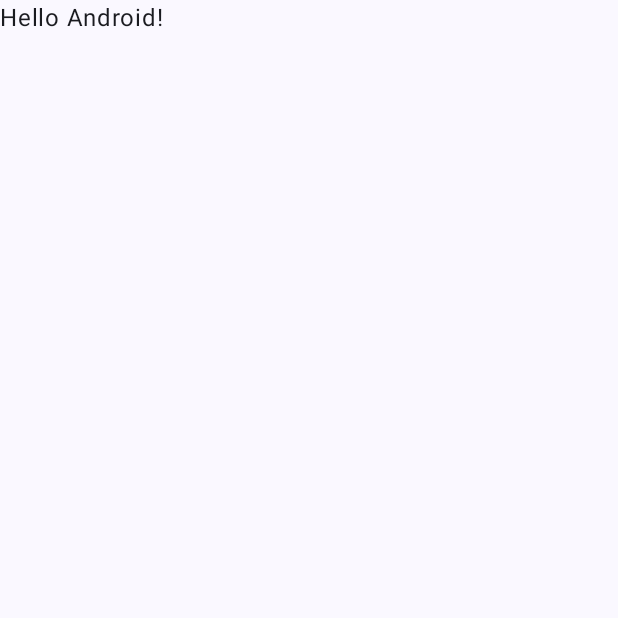
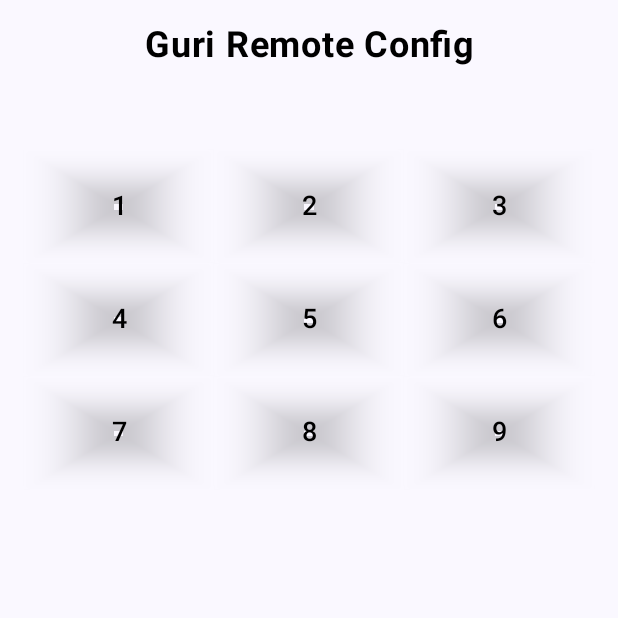
Before and after one commit to casper2341/GuriRemoteConfig, an Android app built with Jetpack Compose: the screen it shows after launch (MainActivity), on a phone screen of 412 x 824 dp, the top half of it. Before the commit the part shown is almost empty. Run offline under Robolectric (Android 15) with nearby library versions, the phone set to English and light mode, and no system bars; libraries missing offline, so code that uses them is left out: com.google.firebase.remoteconfig.

Commit message:
making keypad like ui

```diff
--- a/app/build.gradle.kts
+++ b/app/build.gradle.kts
@@ -71,4 +71,5 @@ dependencies {
     implementation(platform(libs.firebase.bom))
     implementation(libs.firebase.analytics)
     implementation(libs.firebase.config)
+    implementation("com.google.code.gson:gson:2.10.1")
 }
--- /dev/null
+++ b/app/src/main/java/com/guri/guriremoteconfig/KeyNames.kt
@@ -0,0 +1,5 @@
+package com.guri.guriremoteconfig
+
+enum class ConfigParam(val key: String) {
+    ONE("one")
+}
--- a/app/src/main/java/com/guri/guriremoteconfig/MainActivity.kt
+++ b/app/src/main/java/com/guri/guriremoteconfig/MainActivity.kt
@@ -7,10 +7,10 @@ import androidx.activity.enableEdgeToEdge
 import androidx.compose.foundation.layout.fillMaxSize
 import androidx.compose.foundation.layout.padding
 import androidx.compose.material3.Scaffold
-import androidx.compose.material3.Text
-import androidx.compose.runtime.Composable
 import androidx.compose.ui.Modifier
-import androidx.compose.ui.tooling.preview.Preview
+import androidx.compose.ui.unit.dp
+import androidx.lifecycle.ViewModelProvider
+import com.guri.guriremoteconfig.screens.RemoteConfigScreen
 import com.guri.guriremoteconfig.ui.theme.GuriRemoteConfigTheme
 
 class MainActivity : ComponentActivity() {
@@ -20,28 +20,12 @@ class MainActivity : ComponentActivity() {
         setContent {
             GuriRemoteConfigTheme {
                 Scaffold(modifier = Modifier.fillMaxSize()) { innerPadding ->
-                    Greeting(
-                        name = "Android",
-                        modifier = Modifier.padding(innerPadding)
-                    )
+                    val viewModel: RemoteConfigViewModel =
+                        ViewModelProvider(this)[RemoteConfigViewModel::class.java]
+                    RemoteConfigScreen(modifier = Modifier
+                        .padding(innerPadding))
                 }
             }
         }
     }
 }
-
-@Composable
-fun Greeting(name: String, modifier: Modifier = Modifier) {
-    Text(
-        text = "Hello $name!",
-        modifier = modifier
-    )
-}
-
-@Preview(showBackground = true)
-@Composable
-fun GreetingPreview() {
-    GuriRemoteConfigTheme {
-        Greeting("Android")
-    }
-}
--- /dev/null
+++ b/app/src/main/java/com/guri/guriremoteconfig/RemoteConfig.kt
@@ -0,0 +1,5 @@
+package com.guri.guriremoteconfig
+
+interface RemoteConfig {
+    fun getOneValue(): String
+}
--- /dev/null
+++ b/app/src/main/java/com/guri/guriremoteconfig/RemoteConfigImpl.kt
@@ -0,0 +1,57 @@
+package com.guri.guriremoteconfig
+
+import com.google.firebase.remoteconfig.FirebaseRemoteConfig
+import com.google.firebase.remoteconfig.FirebaseRemoteConfigSettings
+import com.google.gson.Gson
+import com.guri.guriremoteconfig.util.jsonToObjectOrNull
+import javax.inject.Singleton
+
+@Singleton
+class RemoteConfigImpl(
+    private val gson: Gson
+) : RemoteConfig {
+
+    private fun <T> read(param: ConfigParam, returnType: Class<T>): T? {
+        val value: Any? = when (returnType) {
+            String::class.java -> config.getString(param.key)
+            Boolean::class.java -> config.getBoolean(param.key)
+            Long::class.java -> config.getLong(param.key)
+            Int::class.java -> config.getLong(param.key).toInt()
+            Double::class.java -> config.getDouble(param.key)
+            Float::class.java -> config.getDouble(param.key).toFloat()
+            else -> {
+                val json = config.getString(param.key)
+                json.takeIf { it.isNotBlank() }?.let { gson.jsonToObjectOrNull(json, returnType) }
+            }
+        }
+        @Suppress("UNCHECKED_CAST")
+        return (value as? T)
+    }
+
+    private val config: FirebaseRemoteConfig = FirebaseRemoteConfig.getInstance().apply {
+        val configSettings = FirebaseRemoteConfigSettings.Builder()
+            .setMinimumFetchIntervalInSeconds(CONFIG_CACHE_EXPIRATION_SECONDS)
+            .build()
+        setConfigSettingsAsync(configSettings)
+        fetch(CONFIG_CACHE_EXPIRATION_SECONDS)
+            .addOnCompleteListener {
+                if (it.isSuccessful) {
+                    activate()
+                }
+            }
+    }
+
+    private inline fun <reified T> read(param: ConfigParam): T? = read(param, T::class.java)
+
+    override fun getOneValue(): String {
+        return read<String>(ConfigParam.ONE) ?: SOME_DEFAULT_VALUE
+    }
+
+    private companion object {
+        /**
+         * Config expiration interval 30 minutes.
+         */
+        private const val CONFIG_CACHE_EXPIRATION_SECONDS = 900L
+        private const val SOME_DEFAULT_VALUE = "Any default value"
+    }
+}
--- /dev/null
+++ b/app/src/main/java/com/guri/guriremoteconfig/RemoteConfigViewModel.kt
@@ -0,0 +1,15 @@
+package com.guri.guriremoteconfig
+
+import androidx.lifecycle.ViewModel
+import com.google.firebase.remoteconfig.FirebaseRemoteConfig
+import com.google.gson.Gson
+
+class RemoteConfigViewModel(
+) : ViewModel() {
+
+    val remoteConfigImpl: RemoteConfigImpl = RemoteConfigImpl(Gson())
+
+    fun getOneValue(): String = remoteConfigImpl.getOneValue()
+
+    fun getOneValueV2(): String = FirebaseRemoteConfig.getInstance().getString("one")
+}
--- /dev/null
+++ b/app/src/main/java/com/guri/guriremoteconfig/screens/RemoteConfigScreen.kt
@@ -0,0 +1,92 @@
+package com.guri.guriremoteconfig.screens
+
+import androidx.compose.foundation.background
+import androidx.compose.foundation.border
+import androidx.compose.foundation.layout.Arrangement
+import androidx.compose.foundation.layout.Column
+import androidx.compose.foundation.layout.Row
+import androidx.compose.foundation.layout.Spacer
+import androidx.compose.foundation.layout.fillMaxSize
+import androidx.compose.foundation.layout.fillMaxWidth
+import androidx.compose.foundation.layout.height
+import androidx.compose.foundation.layout.padding
+import androidx.compose.foundation.shape.RoundedCornerShape
+import androidx.compose.material3.Text
+import androidx.compose.runtime.Composable
+import androidx.compose.ui.Alignment
+import androidx.compose.ui.Modifier
+import androidx.compose.ui.draw.shadow
+import androidx.compose.ui.graphics.Color
+import androidx.compose.ui.text.font.FontWeight
+import androidx.compose.ui.text.style.TextAlign
+import androidx.compose.ui.unit.dp
+import androidx.compose.ui.unit.sp
+import com.guri.guriremoteconfig.util.bounceClick
+
+@Composable
+fun RemoteConfigScreen(modifier: Modifier = Modifier) {
+    Column(modifier = modifier.padding(16.dp)) {
+        Text(
+            text = "Guri Remote Config",
+            fontSize = 24.sp,
+            fontWeight = FontWeight.Bold,
+            color = Color.Black,
+            textAlign = TextAlign.Center,
+            modifier = Modifier.fillMaxWidth()
+        )
+        Spacer(modifier = Modifier.padding(8.dp))
+        Text(text = "")
+        Spacer(modifier = Modifier.padding(8.dp))
+        KeyPad()
+    }
+}
+
+@Composable
+fun KeyPad(modifier: Modifier = Modifier) {
+    val numbers = listOf(
+        listOf("1", "2", "3"),
+        listOf("4", "5", "6"),
+        listOf("7", "8", "9")
+    )
+    Column(
+        modifier = Modifier.fillMaxSize(),
+        horizontalAlignment = Alignment.CenterHorizontally
+    ) {
+        numbers.forEach { row ->
+            Row(
+                modifier = Modifier.fillMaxWidth(),
+                horizontalArrangement = Arrangement.SpaceEvenly
+            ) {
+                row.forEach { number ->
+                    KeyPadItem(
+                        number = number,
+                        modifier = Modifier
+                            .bounceClick()
+                            .weight(1f)
+                            .height(75.dp)
+                            .shadow(
+                                elevation = 1.dp, // Shadow elevation
+                                shape = RoundedCornerShape(3), // Shape of the shadow
+                                clip = false,
+                                ambientColor = Color.Gray,
+                                spotColor = Color.Black
+                            )
+                            .background(color = Color.Transparent)
+                    )
+                }
+            }
+        }
+    }
+}
+
+@Composable
+fun KeyPadItem(modifier: Modifier = Modifier, number: String) {
+    Text(
+        text = number,
+        fontSize = 18.sp,
+        fontWeight = FontWeight.Medium,
+        color = Color.Black,
+        modifier = modifier.padding(25.dp),
+        textAlign = TextAlign.Center
+    )
+}
--- /dev/null
+++ b/app/src/main/java/com/guri/guriremoteconfig/util/JsonUtils.kt
@@ -0,0 +1,10 @@
+package com.guri.guriremoteconfig.util
+
+import com.google.gson.Gson
+
+fun <T> Gson.jsonToObjectOrNull(json: String?, clazz: Class<T>): T? =
+    try {
+        fromJson(json, clazz)
+    } catch (ignored: Exception) {
+        null
+    }
--- /dev/null
+++ b/app/src/main/java/com/guri/guriremoteconfig/util/ModifierUtils.kt
@@ -0,0 +1,48 @@
+package com.guri.guriremoteconfig.util
+
+import androidx.compose.animation.core.animateFloatAsState
+import androidx.compose.foundation.clickable
+import androidx.compose.foundation.gestures.awaitFirstDown
+import androidx.compose.foundation.gestures.waitForUpOrCancellation
+import androidx.compose.foundation.interaction.MutableInteractionSource
+import androidx.compose.runtime.getValue
+import androidx.compose.runtime.mutableStateOf
+import androidx.compose.runtime.remember
+import androidx.compose.runtime.setValue
+import androidx.compose.ui.Modifier
+import androidx.compose.ui.composed
+import androidx.compose.ui.graphics.graphicsLayer
+import androidx.compose.ui.input.pointer.pointerInput
+
+
+enum class ButtonState { Pressed, Idle }
+
+fun Modifier.bounceClick() = composed {
+    var buttonState by remember { mutableStateOf(ButtonState.Idle) }
+    val scale by animateFloatAsState(
+        if (buttonState == ButtonState.Pressed) 0.70f else 1f,
+        label = ""
+    )
+
+    this
+        .graphicsLayer {
+            scaleX = scale
+            scaleY = scale
+        }
+        .clickable(
+            interactionSource = remember { MutableInteractionSource() },
+            indication = null,
+            onClick = { }
+        )
+        .pointerInput(buttonState) {
+            awaitPointerEventScope {
+                buttonState = if (buttonState == ButtonState.Pressed) {
+                    waitForUpOrCancellation()
+                    ButtonState.Idle
+                } else {
+                    awaitFirstDown(false)
+                    ButtonState.Pressed
+                }
+            }
+        }
+}
```
